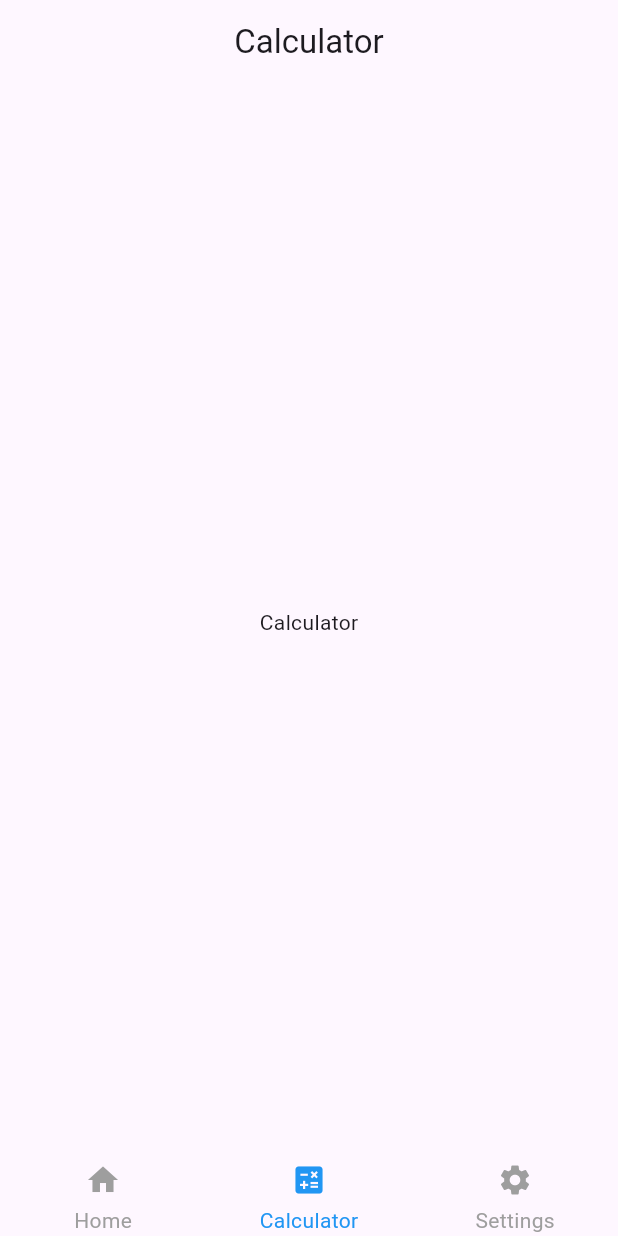
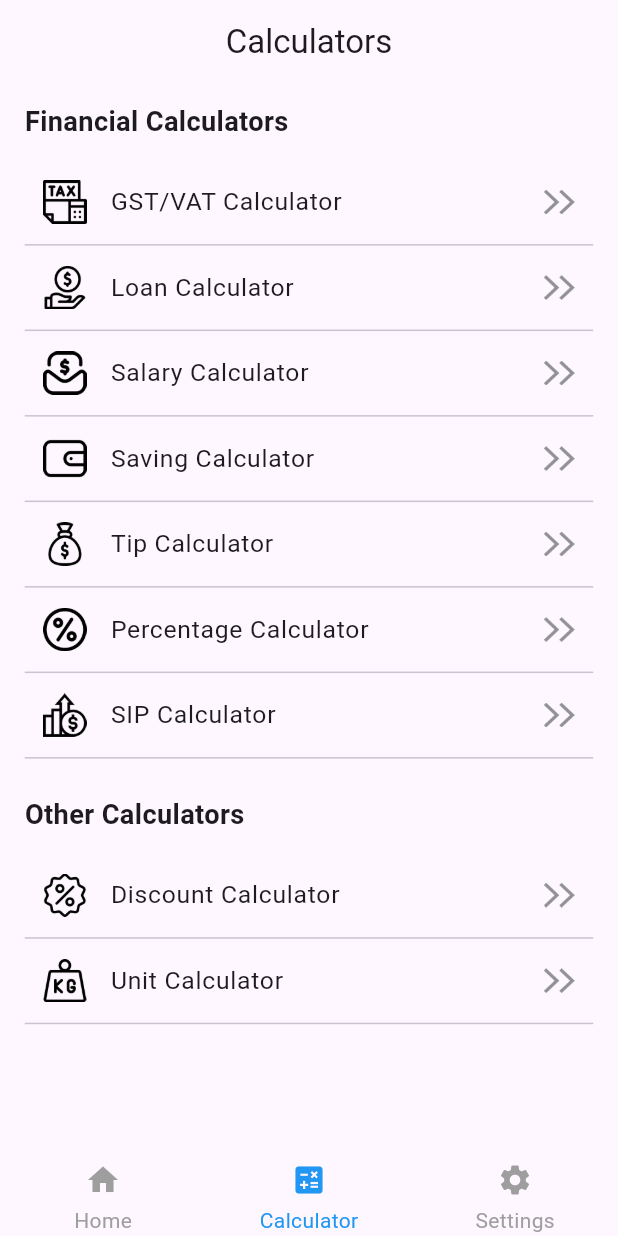
Before and after one commit to imhadiyal/flutter_calculator, a Flutter app: the screen it shows after launch, item 2 of the bottom bar chosen, on a phone screen of 412 x 824 dp. Run offline on Flutter 3.47's test engine with Material 3 defaults, Android fonts, the phone set to English and light mode, and no system bars; our stand-ins replace get, math_expressions.

Commit message:
Gst calculator

```diff
--- a/lib/calculator_view/binding/Calculator_binding.dart
+++ b/lib/calculator_view/binding/Calculator_binding.dart
@@ -5,5 +5,6 @@ class CalculatorBinding extends Bindings {
   @override
   void dependencies() {
     Get.lazyPut<CalculatorsController>(() => CalculatorsController());
+    Get.lazyPut<CalculatorsController>(() => CalculatorsController());
   }
 }
--- a/lib/calculator_view/view/calculators_view.dart
+++ b/lib/calculator_view/view/calculators_view.dart
@@ -1,18 +1,103 @@
+import 'package:calling/calculator_view/widget/calculator_tile.dart';
+import 'package:calling/routes/page_routes.dart';
+import 'package:calling/utils/asset.dart';
 import 'package:flutter/material.dart';
+import 'package:get/get.dart';
 
 class CalculatorView extends StatelessWidget {
   const CalculatorView({super.key});
 
   @override
   Widget build(BuildContext context) {
+    final financialCalculators = [
+      {'icon': AppAsset.gstIcon, 'label': 'GST/VAT Calculator'},
+      {'icon': AppAsset.loanIcon, 'label': 'Loan Calculator'},
+      {'icon': AppAsset.salaryIcon, 'label': 'Salary Calculator'},
+      {'icon': AppAsset.savingIcon, 'label': 'Saving Calculator'},
+      {'icon': AppAsset.tipIcon, 'label': 'Tip Calculator'},
+      {'icon': AppAsset.percentageIcon, 'label': 'Percentage Calculator'},
+      {'icon': AppAsset.sipIcon, 'label': 'SIP Calculator'},
+    ];
+
+    final otherCalculators = [
+      {'icon': AppAsset.discountIcon, 'label': 'Discount Calculator'},
+      {'icon': AppAsset.unitIcon, 'label': 'Unit Calculator'},
+    ];
+
     return Scaffold(
-      appBar: AppBar(title: const Text("Calculator"), centerTitle: true),
-      body: Center(
-        child: Column(
-          mainAxisAlignment: MainAxisAlignment.center,
-          children: const [Text("Calculator")],
+      appBar: AppBar(title: Text('Calculators'), centerTitle: true),
+      body: ListView(
+        padding: EdgeInsets.symmetric(
+          horizontal: Get.height * 0.02,
+          vertical: Get.height * 0.015,
         ),
+        children: [
+          sectionTitle("Financial Calculators"),
+          ...financialCalculators.map(
+            (calc) => CalculatorTile(
+              icon: calc['icon'] as String,
+              title: calc['label'] as String,
+              onTap: () {
+                navigateToCalculator(calc['label'] as String);
+              },
+            ),
+          ),
+          SizedBox(height: Get.height * 0.03),
+          sectionTitle("Other Calculators"),
+          ...otherCalculators.map(
+            (calc) => CalculatorTile(
+              icon: calc['icon'] as String,
+              title: calc['label'] as String,
+              onTap: () {
+                navigateToCalculator(calc['label'] as String);
+              },
+            ),
+          ),
+        ],
       ),
     );
   }
+
+  Widget sectionTitle(String title) => Padding(
+    padding: EdgeInsets.only(bottom: Get.height * 0.015),
+    child: Text(
+      title,
+      style: TextStyle(
+        fontWeight: FontWeight.bold,
+        fontSize: Get.height * 0.022,
+      ),
+    ),
+  );
+
+  void navigateToCalculator(String label) {
+    switch (label) {
+      case 'GST/VAT Calculator':
+        Get.toNamed(AppRoutes.gstCalculator);
+        break;
+      // case 'Loan Calculator':
+      //   Get.to(() => const LoanCalculatorView());
+      //   break;
+      // case 'Salary Calculator':
+      //   Get.to(() => const SalaryCalculatorView());
+      //   break;
+      // case 'Saving Calculator':
+      //   Get.to(() => const SavingCalculatorView());
+      //   break;
+      // case 'Tip Calculator':
+      //   Get.to(() => const TipCalculatorView());
+      //   break;
+      // case 'Percentage Calculator':
+      //   Get.to(() => const PercentageCalculatorView());
+      //   break;
+      // case 'SIP Calculator':
+      //   Get.to(() => const SipCalculatorView());
+      //   break;
+      // case 'Discount Calculator':
+      //   Get.to(() => const DiscountCalculatorView());
+      //   break;
+      // case 'Unit Calculator':
+      //   Get.to(() => const UnitCalculatorView());
+      //   break;
+    }
+  }
 }
--- /dev/null
+++ b/lib/calculator_view/widget/calculator_tile.dart
@@ -0,0 +1,36 @@
+import 'package:calling/utils/asset.dart';
+import 'package:flutter/material.dart';
+import 'package:get/get.dart';
+
+class CalculatorTile extends StatelessWidget {
+  final String icon;
+  final String title;
+  final VoidCallback onTap;
+
+  const CalculatorTile({
+    super.key,
+    required this.icon,
+    required this.title,
+    required this.onTap,
+  });
+
+  @override
+  Widget build(BuildContext context) {
+    return Column(
+      children: [
+        ListTile(
+          contentPadding: EdgeInsets.symmetric(horizontal: Get.height * 0.015),
+          leading: Image.asset(
+            icon,
+            height: Get.height * 0.035,
+            color: Colors.black,
+          ),
+          title: Text(title, style: TextStyle(fontSize: Get.height * 0.02)),
+          trailing: Image.asset(AppAsset.rightArrow, height: Get.height * 0.02),
+          onTap: onTap,
+        ),
+        const Divider(height: 1),
+      ],
+    );
+  }
+}
--- /dev/null
+++ b/lib/gst_calculator/binding/gst_binding.dart
@@ -0,0 +1,10 @@
+import 'package:get/get.dart';
+
+import '../controller/gst_controller.dart';
+
+class GstBinding extends Bindings {
+  @override
+  void dependencies() {
+    Get.lazyPut<GstController>(() => GstController());
+  }
+}
--- a/lib/routes/page_routes.dart
+++ b/lib/routes/page_routes.dart
@@ -1,6 +1,7 @@
 class AppRoutes {
-  static const String bottomBar = '/BottomBar';
-  static const String homePage = '/HomePage';
-  static const String calculatorPage = '/CalculatorPage';
-  static const String settings = '/Settings';
+  static const String bottomBar = '/bottomBar';
+  static const String homePage = '/homePage';
+  static const String calculatorPage = '/calculatorPage';
+  static const String settings = '/settings';
+  static const String gstCalculator = '/gstCalculatorView';
 }
--- a/lib/routes/routes.dart
+++ b/lib/routes/routes.dart
@@ -1,5 +1,7 @@
 import 'package:calling/bottom_bar/binding/bottom_bar_binding.dart';
 import 'package:calling/bottom_bar/view/bottom_bar_view.dart';
+import 'package:calling/gst_calculator/binding/gst_binding.dart';
+import 'package:calling/gst_calculator/view/gst_calculator_view.dart';
 import 'package:calling/home_page/binding/home_binding.dart';
 import 'package:calling/home_page/views/calculator_view.dart';
 import 'package:calling/routes/page_routes.dart';
@@ -25,5 +27,10 @@ class AppPages {
       page: () => SettingView(),
       binding: SettingBinding(),
     ),
+    GetPage(
+      name: AppRoutes.gstCalculator,
+      page: () => GstCalculatorView(),
+      binding: GstBinding(),
+    ),
   ];
 }
--- /dev/null
+++ b/lib/utils/asset.dart
@@ -0,0 +1,16 @@
+abstract class AppAsset {
+  // ============= Image Path ===============
+  static const getImagePath = 'assets/images/';
+
+  // ------------ Image --------------
+  static const String gstIcon = "${getImagePath}gst.png";
+  static const String rightArrow = "${getImagePath}right_arrow.png";
+  static const String loanIcon = "${getImagePath}loan.png";
+  static const String salaryIcon = "${getImagePath}salary.png";
+  static const String savingIcon = "${getImagePath}saving.png";
+  static const String tipIcon = "${getImagePath}tip.png";
+  static const String percentageIcon = "${getImagePath}percentage.png";
+  static const String sipIcon = "${getImagePath}sip.png";
+  static const String discountIcon = "${getImagePath}discount.png";
+  static const String unitIcon = "${getImagePath}unit.png";
+}
--- a/pubspec.yaml
+++ b/pubspec.yaml
@@ -38,6 +38,7 @@ dependencies:
   agora_rtc_engine: ^6.5.2
   permission_handler: ^12.0.0+1
   math_expressions: ^2.7.0
+  flutter_staggered_grid_view: ^0.7.0
 
 dev_dependencies:
   flutter_test:
@@ -65,7 +66,8 @@ flutter:
   # assets:
   #   - images/a_dot_burr.jpeg
   #   - images/a_dot_ham.jpeg
-
+  assets:
+    - assets/images/
   # An image asset can refer to one or more resolution-specific "variants", see
   # https://flutter.dev/to/resolution-aware-images
 
```
Also changed, not shown: lib/gst_calculator/controller/gst_controller.dart (added, +43 -0 lines), lib/gst_calculator/view/gst_calculator_view.dart (added, +226 -0 lines), assets/images/discount.png (added), assets/images/gst.png (added), assets/images/loan.png (added), assets/images/percentage.png (added), assets/images/right_arrow.png (added), assets/images/salary.png (added), assets/images/saving.png (added), assets/images/sip.png (added), assets/images/tip.png (added), assets/images/unit.png (added), pubspec.lock.
